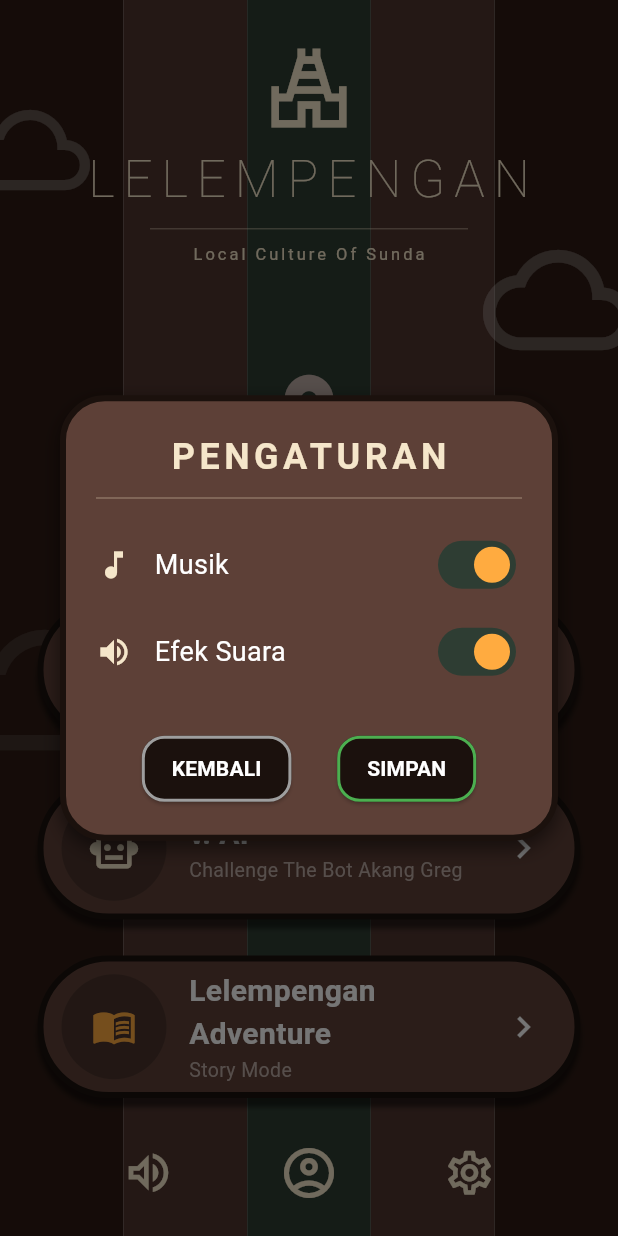
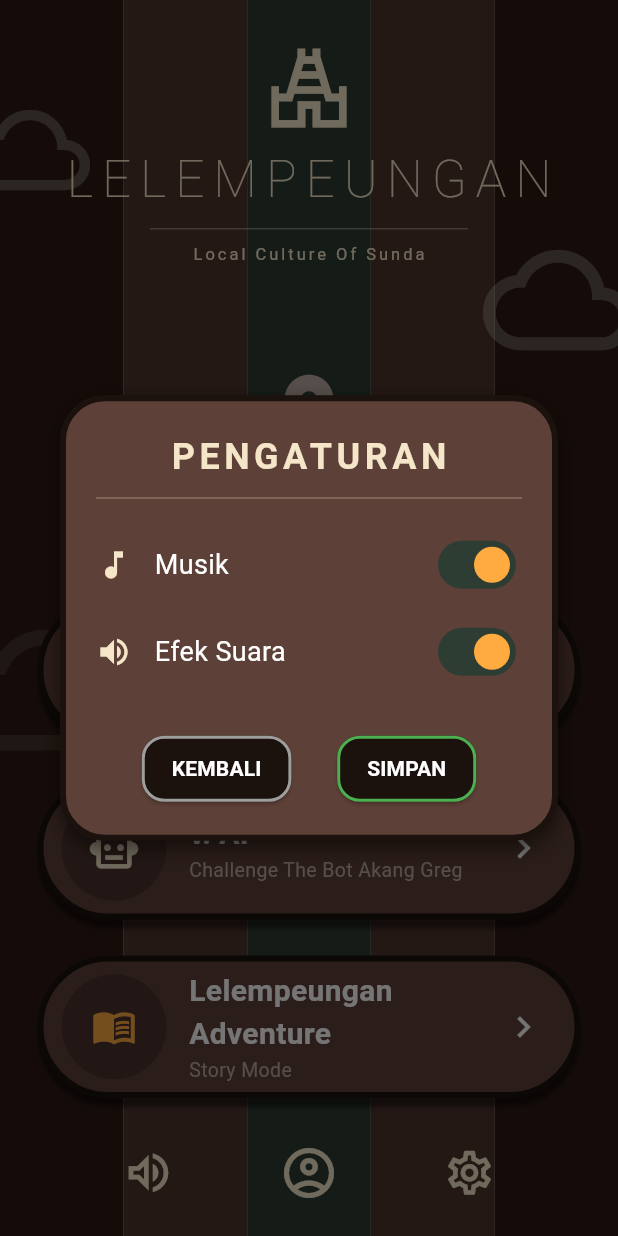
Before and after one commit to hrnns-ti/lelempeungan, a Flutter app: the screen it shows after launch, after a tap on the "settings" icon, on a phone screen of 412 x 824 dp. Run offline on Flutter 3.47's test engine with Material 3 defaults, Android fonts, the light colour scheme and no system bars.

Commit message:
feat: stabilize UI

```diff
--- a/lib/screens/home_screen.dart
+++ b/lib/screens/home_screen.dart
@@ -1,7 +1,7 @@
 import 'package:flutter/material.dart';
 import '../constants/app_colors.dart';
 import '../widgets/custom_button.dart';
-import '../widgets/settings_dialog.dart';
+import '../widgets/settingan.dart';
 import 'pvp_setup_screen.dart';
 import 'bot_setup_screen.dart';
 
@@ -30,16 +30,22 @@ class HomeScreen extends StatelessWidget {
                     return SingleChildScrollView(
                       physics: const BouncingScrollPhysics(),
                       child: ConstrainedBox(
-                        constraints: BoxConstraints(minHeight: constraints.maxHeight),
+                        constraints: BoxConstraints(
+                          minHeight: constraints.maxHeight,
+                        ),
                         child: IntrinsicHeight(
                           child: Column(
                             children: [
                               const SizedBox(height: 30),
                               // Header: Ikon Atap & Judul
-                              const Icon(Icons.temple_hindu_outlined, color: AppColors.textTitle, size: 60),
+                              const Icon(
+                                Icons.temple_hindu_outlined,
+                                color: AppColors.textTitle,
+                                size: 60,
+                              ),
                               const SizedBox(height: 5),
                               const Text(
-                                "LELEMPENGAN",
+                                "LELEMPEUNGAN",
                                 style: TextStyle(
                                   color: AppColors.textTitle,
                                   fontSize: 34,
@@ -50,33 +56,65 @@ class HomeScreen extends StatelessWidget {
                               _buildDivider(),
                               const Text(
                                 "Local Culture Of Sunda",
-                                style: TextStyle(color: AppColors.textTitle, fontSize: 11, letterSpacing: 2),
+                                style: TextStyle(
+                                  color: AppColors.textTitle,
+                                  fontSize: 11,
+                                  letterSpacing: 2,
+                                ),
                               ),
 
                               const SizedBox(height: 40),
                               // Placeholder Gambar Karakter (Mockup Tengah)
-                              const Icon(Icons.groups_outlined, color: AppColors.frameColor, size: 130),
+                              const Icon(
+                                Icons.groups_outlined,
+                                color: AppColors.frameColor,
+                                size: 130,
+                              ),
                               const SizedBox(height: 40),
 
                               // Daftar Tombol Menu
                               CustomButton(
                                 title: "Local Match",
                                 subtitle: "(Player vs Player)",
-                                icon: const Icon(Icons.radio_button_checked, color: Colors.red, size: 35),
-                                onTap: () => Navigator.push(context, MaterialPageRoute(builder: (context) => const PvpSetupScreen())),
+                                icon: const Icon(
+                                  Icons.radio_button_checked,
+                                  color: Colors.red,
+                                  size: 35,
+                                ),
+                                onTap: () => Navigator.push(
+                                  context,
+                                  MaterialPageRoute(
+                                    builder: (context) =>
+                                        const PvpSetupScreen(),
+                                  ),
+                                ),
                               ),
 
                               CustomButton(
                                 title: "v. AI",
                                 subtitle: "Challenge The Bot Akang Greg",
-                                icon: const Icon(Icons.smart_toy_outlined, color: AppColors.textTitle, size: 35),
-                                onTap: () => Navigator.push(context, MaterialPageRoute(builder: (context) => const BotSetupScreen())),
+                                icon: const Icon(
+                                  Icons.smart_toy_outlined,
+                                  color: AppColors.textTitle,
+                                  size: 35,
+                                ),
+                                onTap: () => Navigator.push(
+                                  context,
+                                  MaterialPageRoute(
+                                    builder: (context) =>
+                                        const BotSetupScreen(),
+                                  ),
+                                ),
                               ),
 
                               CustomButton(
-                                title: "Lelempengan Adventure",
+                                title: "Lelempeungan Adventure",
                                 subtitle: "Story Mode",
-                                icon: const Icon(Icons.menu_book, color: Colors.orangeAccent, size: 30),
+                                icon: const Icon(
+                                  Icons.menu_book,
+                                  color: Colors.orangeAccent,
+                                  size: 30,
+                                ),
                                 onTap: () => print("Adventure Mode Selected"),
                               ),
 
@@ -116,9 +154,21 @@ class HomeScreen extends StatelessWidget {
   Widget _buildDecorativeClouds() {
     return Stack(
       children: const [
-        Positioned(top: 60, left: -20, child: Icon(Icons.cloud_queue, color: Colors.white24, size: 80)),
-        Positioned(top: 150, right: -10, child: Icon(Icons.cloud_queue, color: Colors.white24, size: 100)),
-        Positioned(top: 400, left: -30, child: Icon(Icons.cloud_queue, color: Colors.white10, size: 120)),
+        Positioned(
+          top: 60,
+          left: -20,
+          child: Icon(Icons.cloud_queue, color: Colors.white24, size: 80),
+        ),
+        Positioned(
+          top: 150,
+          right: -10,
+          child: Icon(Icons.cloud_queue, color: Colors.white24, size: 100),
+        ),
+        Positioned(
+          top: 400,
+          left: -30,
+          child: Icon(Icons.cloud_queue, color: Colors.white10, size: 120),
+        ),
       ],
     );
   }
@@ -138,18 +188,33 @@ class HomeScreen extends StatelessWidget {
         mainAxisAlignment: MainAxisAlignment.spaceEvenly,
         children: [
           IconButton(
-            icon: const Icon(Icons.volume_up_outlined, color: AppColors.textTitle, size: 35),
+            icon: const Icon(
+              Icons.volume_up_outlined,
+              color: AppColors.textTitle,
+              size: 35,
+            ),
             onPressed: () => print("Mute/Unmute Suara"),
           ),
           IconButton(
-            icon: const Icon(Icons.account_circle_outlined, color: AppColors.textTitle, size: 40),
+            icon: const Icon(
+              Icons.account_circle_outlined,
+              color: AppColors.textTitle,
+              size: 40,
+            ),
             onPressed: () => print("Buka Profil Player"),
           ),
           IconButton(
-            icon: const Icon(Icons.settings_outlined, color: AppColors.textTitle, size: 35),
+            icon: const Icon(
+              Icons.settings_outlined,
+              color: AppColors.textTitle,
+              size: 35,
+            ),
             onPressed: () {
               // Memunculkan pop-up settings yang sudah kita buat sebelumnya
-              showDialog(context: context, builder: (context) => const SettingsDialog());
+              showDialog(
+                context: context,
+                builder: (context) => const SettingsDialog(),
+              );
             },
           ),
         ],
--- a/lib/widgets/settings_dialog.dart
+++ /dev/null
@@ -1,126 +0,0 @@
-import 'package:flutter/material.dart';
-import '../constants/app_colors.dart';
-
-class SettingsDialog extends StatefulWidget {
-  const SettingsDialog({super.key});
-
-  @override
-  State<SettingsDialog> createState() => _SettingsDialogState();
-}
-
-class _SettingsDialogState extends State<SettingsDialog> {
-  // State untuk switch suara, bisa dihubungkan ke provider nanti
-  bool _isMusicOn = true;
-  bool _isSoundOn = true;
-
-  @override
-  Widget build(BuildContext context) {
-    return Dialog(
-      backgroundColor: Colors.transparent, // Agar border buatan kita terlihat
-      child: Container(
-        padding: const EdgeInsets.all(20),
-        decoration: BoxDecoration(
-          color: AppColors.buttonBg, // Cokelat medium sesuai tombol
-          borderRadius: BorderRadius.circular(30),
-          border: Border.all(color: AppColors.buttonBorder, width: 4),
-          boxShadow: [
-            BoxShadow(
-              color: Colors.black.withOpacity(0.5),
-              blurRadius: 10,
-              offset: const Offset(0, 5),
-            ),
-          ],
-        ),
-        child: Column(
-          mainAxisSize: MainAxisSize.min, // Dialog hanya setinggi kontennya
-          children: [
-            // Header Dialog
-            const Text(
-              "PENGATURAN",
-              style: TextStyle(
-                color: AppColors.textTitle,
-                fontSize: 24,
-                fontWeight: FontWeight.bold,
-                letterSpacing: 3,
-              ),
-            ),
-            const SizedBox(height: 10),
-            Container(height: 1, color: AppColors.textTitle.withOpacity(0.3)),
-            const SizedBox(height: 20),
-
-            // Pengaturan Musik
-            _buildSettingRow(
-              "Musik",
-              Icons.music_note,
-              _isMusicOn,
-              (val) => setState(() => _isMusicOn = val),
-            ),
-
-            const SizedBox(height: 10),
-
-            // Pengaturan Efek Suara
-            _buildSettingRow(
-              "Efek Suara",
-              Icons.volume_up,
-              _isSoundOn,
-              (val) => setState(() => _isSoundOn = val),
-            ),
-
-            const SizedBox(height: 30),
-
-            // Tombol Aksi
-            Row(
-              mainAxisAlignment: MainAxisAlignment.spaceEvenly,
-              children: [
-                _buildDialogButton("KEMBALI", Colors.grey, () => Navigator.pop(context)),
-                _buildDialogButton("SIMPAN", Colors.green, () {
-                  // Tambahkan logika simpan ke local storage di sini
-                  Navigator.pop(context);
-                }),
-              ],
-            ),
-          ],
-        ),
-      ),
-    );
-  }
-
-  Widget _buildSettingRow(String title, IconData icon, bool value, Function(bool) onChanged) {
-    return Row(
-      mainAxisAlignment: MainAxisAlignment.spaceBetween,
-      children: [
-        Row(
-          children: [
-            Icon(icon, color: AppColors.textTitle, size: 24),
-            const SizedBox(width: 15),
-            Text(title, style: const TextStyle(color: Colors.white, fontSize: 18)),
-          ],
-        ),
-        Switch(
-          value: value,
-          onChanged: onChanged,
-          activeColor: Colors.orangeAccent,
-          activeTrackColor: AppColors.stripe3, // Pakai warna hijau tengah
-        ),
-      ],
-    );
-  }
-
-  Widget _buildDialogButton(String label, Color color, VoidCallback onTap) {
-    return ElevatedButton(
-      onPressed: onTap,
-      style: ElevatedButton.styleFrom(
-        backgroundColor: AppColors.buttonBorder,
-        padding: const EdgeInsets.symmetric(horizontal: 20, vertical: 12),
-        shape: RoundedRectangleBorder(
-          borderRadius: BorderRadius.circular(15),
-          side: BorderSide(color: color, width: 2),
-        ),
-      ),
-      child: Text(
-        label,
-        style: const TextStyle(color: Colors.white, fontWeight: FontWeight.bold),
-      ),
-    );
-  }
-}
```
Also changed, not shown: lib/widgets/settingan.dart (+4 -19 lines).
